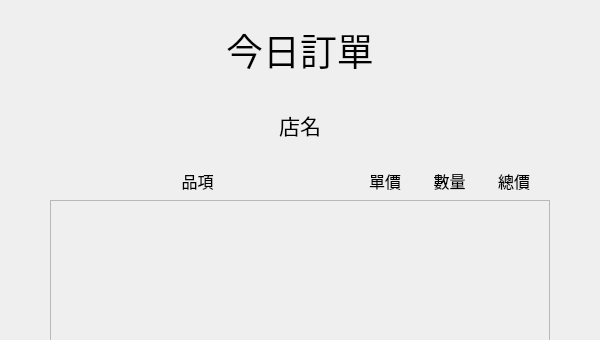
Old version of the form AccountSystem/ui/checkTodayOrder.ui in the repository bryannnnn-h/account_system; both pictures show x 0 to 600 and y 0 to 340 of the 600 by 800 pixel window.
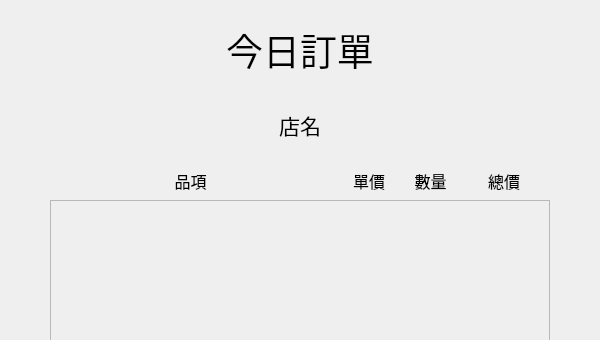
New version of the form.

```diff
--- a/AccountSystem/ui/checkTodayOrder.ui
+++ b/AccountSystem/ui/checkTodayOrder.ui
@@ -128,7 +128,7 @@
      <height>41</height>
     </rect>
    </property>
-   <layout class="QHBoxLayout" name="horizontalLayout" stretch="12,3,2,3">
+   <layout class="QHBoxLayout" name="horizontalLayout" stretch="12,3,2,4">
     <property name="spacing">
      <number>3</number>
     </property>
```
Left out of the diff: 4 changed lines with no effect on the pictures.
